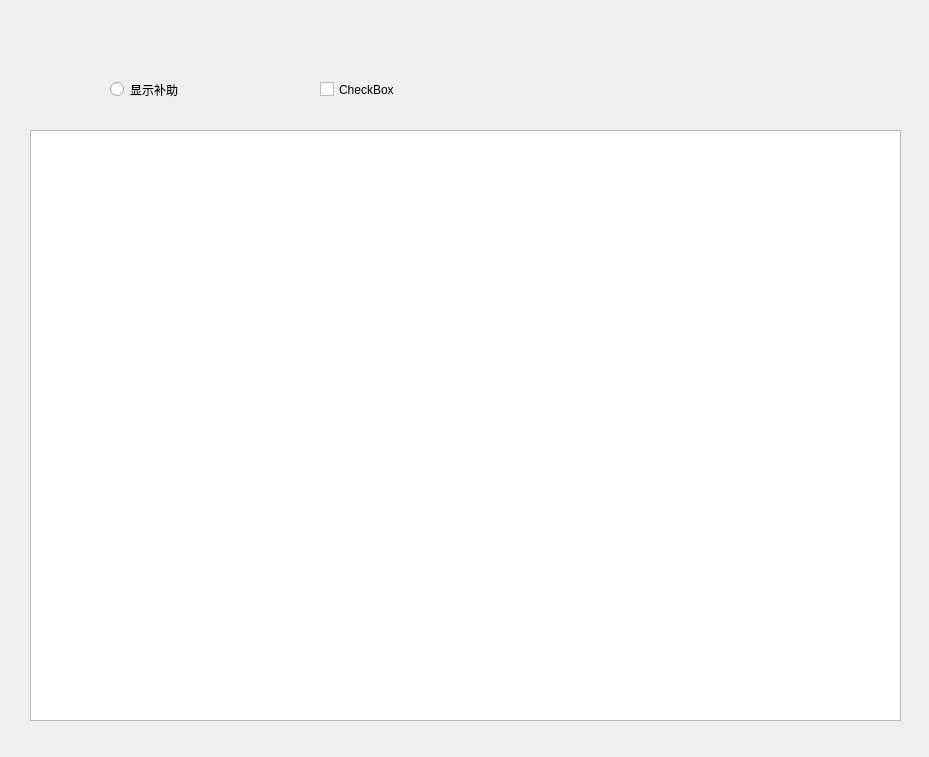
Old version of the form info_table.ui in the repository liuweiky/CCIMS.
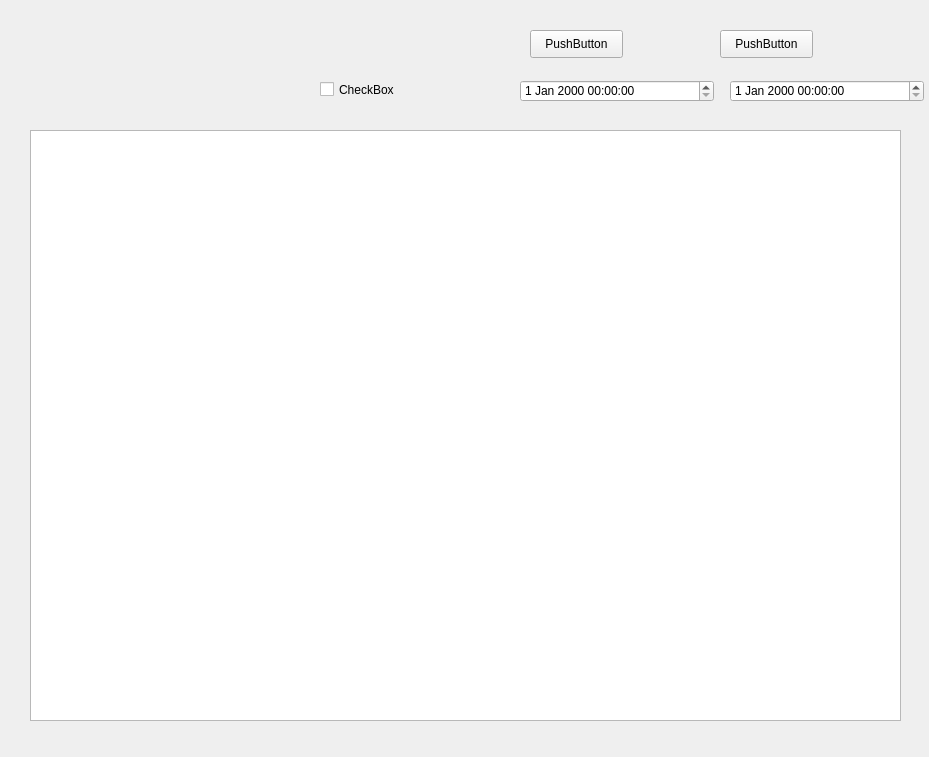
New version of the form.

Patch:
```diff
--- a/info_table.ui
+++ b/info_table.ui
@@ -23,22 +23,6 @@
     </rect>
    </property>
   </widget>
-  <widget class="QRadioButton" name="radioButton">
-   <property name="geometry">
-    <rect>
-     <x>110</x>
-     <y>80</y>
-     <width>115</width>
-     <height>19</height>
-    </rect>
-   </property>
-   <property name="text">
-    <string>显示补助</string>
-   </property>
-   <property name="checked">
-    <bool>false</bool>
-   </property>
-  </widget>
   <widget class="QCheckBox" name="checkBox">
    <property name="geometry">
     <rect>
@@ -52,6 +36,52 @@
     <string>CheckBox</string>
    </property>
   </widget>
+  <widget class="QDateTimeEdit" name="start">
+   <property name="geometry">
+    <rect>
+     <x>520</x>
+     <y>80</y>
+     <width>194</width>
+     <height>22</height>
+    </rect>
+   </property>
+  </widget>
+  <widget class="QDateTimeEdit" name="finish">
+   <property name="geometry">
+    <rect>
+     <x>730</x>
+     <y>80</y>
+     <width>194</width>
+     <height>22</height>
+    </rect>
+   </property>
+  </widget>
+  <widget class="QPushButton" name="Search">
+   <property name="geometry">
+    <rect>
+     <x>530</x>
+     <y>30</y>
+     <width>93</width>
+     <height>28</height>
+    </rect>
+   </property>
+   <property name="text">
+    <string>PushButton</string>
+   </property>
+  </widget>
+  <widget class="QPushButton" name="Reset">
+   <property name="geometry">
+    <rect>
+     <x>720</x>
+     <y>30</y>
+     <width>93</width>
+     <height>28</height>
+    </rect>
+   </property>
+   <property name="text">
+    <string>PushButton</string>
+   </property>
+  </widget>
  </widget>
  <resources/>
  <connections/>
```
